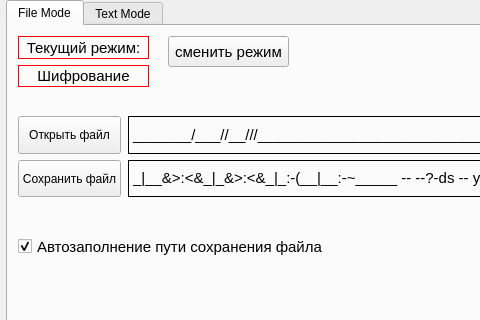
Qt form course_work/ui_files/crypto_UI.ui (Sergey-ENOT/crypto_cw) before a commit; both pictures show x 0 to 480 and y 0 to 320 of the 800 by 600 pixel window.
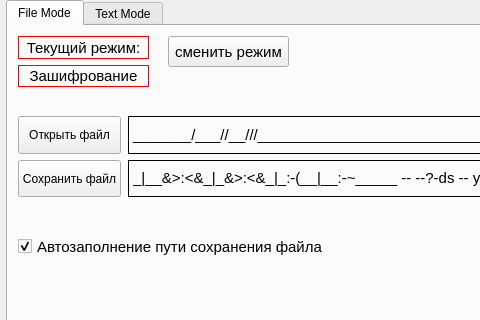
The same form after that commit.

Diff of the .ui file:
```diff
--- a/course_work/ui_files/crypto_UI.ui
+++ b/course_work/ui_files/crypto_UI.ui
@@ -108,7 +108,7 @@
           <string notr="true">border: 1px  solid rgb(255, 0, 0);</string>
          </property>
          <property name="text">
-          <string>Шифрование</string>
+          <string>Зашифрование</string>
          </property>
          <property name="alignment">
           <set>Qt::AlignCenter</set>
@@ -135,7 +135,7 @@
        <string>сменить режим</string>
       </property>
      </widget>
-     <widget class="QWidget" name="">
+     <widget class="QWidget" name="layoutWidget">
       <property name="geometry">
        <rect>
         <x>120</x>
@@ -189,7 +189,7 @@
        </item>
       </layout>
      </widget>
-     <widget class="QWidget" name="">
+     <widget class="QWidget" name="layoutWidget">
       <property name="geometry">
        <rect>
         <x>10</x>
```
